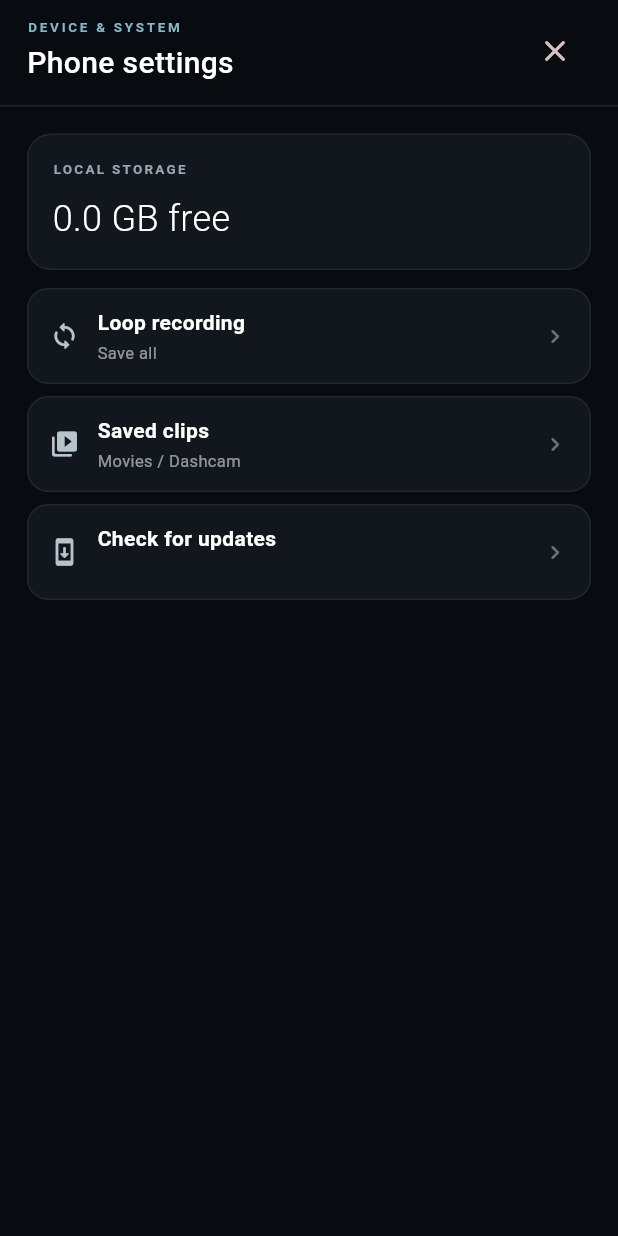
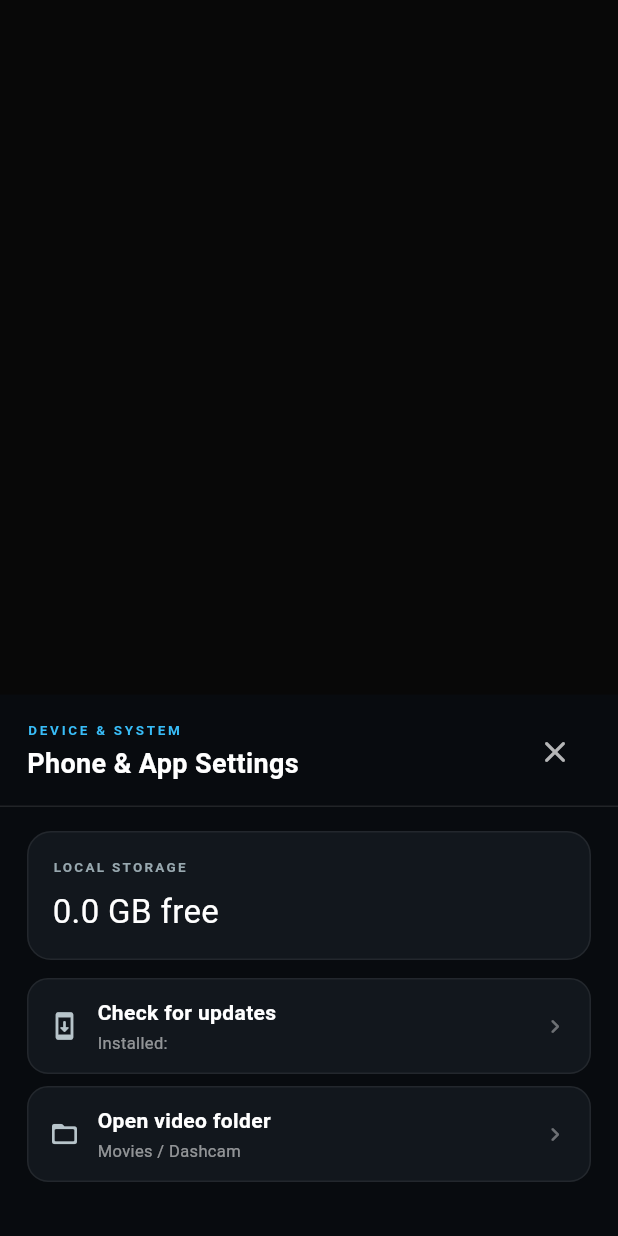
Before and after one commit to Starry03/dashcam, a Flutter app: what showPhoneSettingsSheet() shows on an empty page, opened directly with empty values, on a phone screen of 412 x 824 dp. Run offline on Flutter 3.47's test engine with Material 3 defaults, Android fonts, the phone set to English and light mode, and no system bars; our stand-ins replace package_info_plus, shared_preferences; missing offline and left inert: flutter_3d_controller; accounts and stored records are empty; network calls fail; statements that could not run were skipped.

Commit message:
feat(ui): relocate non-dashcam options to generic settings and add spatial hotspot beacon pins

```diff
--- a/app/lib/features/dashcam/presentation/widgets/quick_actions_sheet.dart
+++ b/app/lib/features/dashcam/presentation/widgets/quick_actions_sheet.dart
@@ -123,10 +123,8 @@ Future<void> showPhoneSettingsSheet(
   BuildContext context, {
   required int freeStorageMb,
   required String appVersion,
-  required int loopRecordingMinutes,
-  required VoidCallback onChangeLoopRecording,
+  required VoidCallback onCheckUpdates,
   required VoidCallback onOpenGallery,
-  required VoidCallback onCheckUpdates,
 }) {
   return showModalBottomSheet<void>(
     context: context,
@@ -138,9 +136,10 @@ Future<void> showPhoneSettingsSheet(
       final freeGb = freeStorageMb / 1024;
       return SafeArea(
         child: Column(
+          mainAxisSize: MainAxisSize.min,
           children: [
             Padding(
-              padding: const EdgeInsets.fromLTRB(18, 10, 18, 12),
+              padding: const EdgeInsets.fromLTRB(18, 14, 18, 12),
               child: Row(
                 children: [
                   const Expanded(
@@ -150,7 +149,7 @@ Future<void> showPhoneSettingsSheet(
                         Text(
                           'DEVICE & SYSTEM',
                           style: TextStyle(
-                            color: Color(0xFF87B8C6),
+                            color: Color(0xFF38BDF8),
                             fontSize: 9,
                             fontWeight: FontWeight.w700,
                             letterSpacing: 1.8,
@@ -158,11 +157,11 @@ Future<void> showPhoneSettingsSheet(
                         ),
                         SizedBox(height: 3),
                         Text(
-                          'Phone settings',
+                          'Phone & App Settings',
                           style: TextStyle(
                             color: Colors.white,
-                            fontSize: 20,
-                            fontWeight: FontWeight.w500,
+                            fontSize: 18,
+                            fontWeight: FontWeight.w600,
                           ),
                         ),
                       ],
@@ -170,17 +169,22 @@ Future<void> showPhoneSettingsSheet(
                   ),
                   IconButton(
                     onPressed: () => Navigator.of(sheetContext).pop(),
-                    icon: const Icon(Icons.close_rounded),
+                    icon: const Icon(
+                      Icons.close_rounded,
+                      color: Colors.white70,
+                    ),
                   ),
                 ],
               ),
             ),
             const Divider(height: 1, color: Color(0x1AFFFFFF)),
-            Expanded(
-              child: ListView(
-                padding: const EdgeInsets.fromLTRB(18, 18, 18, 28),
+            Padding(
+              padding: const EdgeInsets.fromLTRB(18, 16, 18, 28),
+              child: Column(
+                mainAxisSize: MainAxisSize.min,
                 children: [
                   Container(
+                    width: double.infinity,
                     padding: const EdgeInsets.all(16),
                     decoration: BoxDecoration(
                       color: const Color(0xCC151A20),
@@ -199,13 +203,13 @@ Future<void> showPhoneSettingsSheet(
                             fontWeight: FontWeight.w700,
                           ),
                         ),
-                        const SizedBox(height: 10),
+                        const SizedBox(height: 8),
                         Text(
                           '${freeGb.toStringAsFixed(1)} GB free',
                           style: const TextStyle(
                             color: Colors.white,
-                            fontSize: 24,
-                            fontWeight: FontWeight.w300,
+                            fontSize: 22,
+                            fontWeight: FontWeight.w400,
                           ),
                         ),
                       ],
@@ -213,24 +217,22 @@ Future<void> showPhoneSettingsSheet(
                   ),
                   const SizedBox(height: 12),
                   _ActionCard(
-                    icon: Icons.loop_rounded,
-                    title: 'Loop recording',
-                    subtitle: loopRecordingMinutes == 0
-                        ? 'Save all'
-                        : '$loopRecordingMinutes min retention',
-                    onTap: onChangeLoopRecording,
+                    icon: Icons.system_update_rounded,
+                    title: 'Check for updates',
+                    subtitle: 'Installed: $appVersion',
+                    onTap: () {
+                      Navigator.of(sheetContext).pop();
+                      onCheckUpdates();
+                    },
                   ),
                   _ActionCard(
-                    icon: Icons.video_library_rounded,
-                    title: 'Saved clips',
+                    icon: Icons.folder_open_rounded,
+                    title: 'Open video folder',
                     subtitle: 'Movies / Dashcam',
-                    onTap: onOpenGallery,
-                  ),
-                  _ActionCard(
-                    icon: Icons.system_update_rounded,
-                    title: 'Check for updates',
-                    subtitle: appVersion,
-                    onTap: onCheckUpdates,
+                    onTap: () {
+                      Navigator.of(sheetContext).pop();
+                      onOpenGallery();
+                    },
                   ),
                 ],
               ),
```
Also changed, not shown: app/lib/features/dashcam/presentation/dashcam_home_page.dart (+54 -7 lines), app/lib/features/dashcam/presentation/widgets/vehicle_visualizer.dart (+46 -4 lines).
